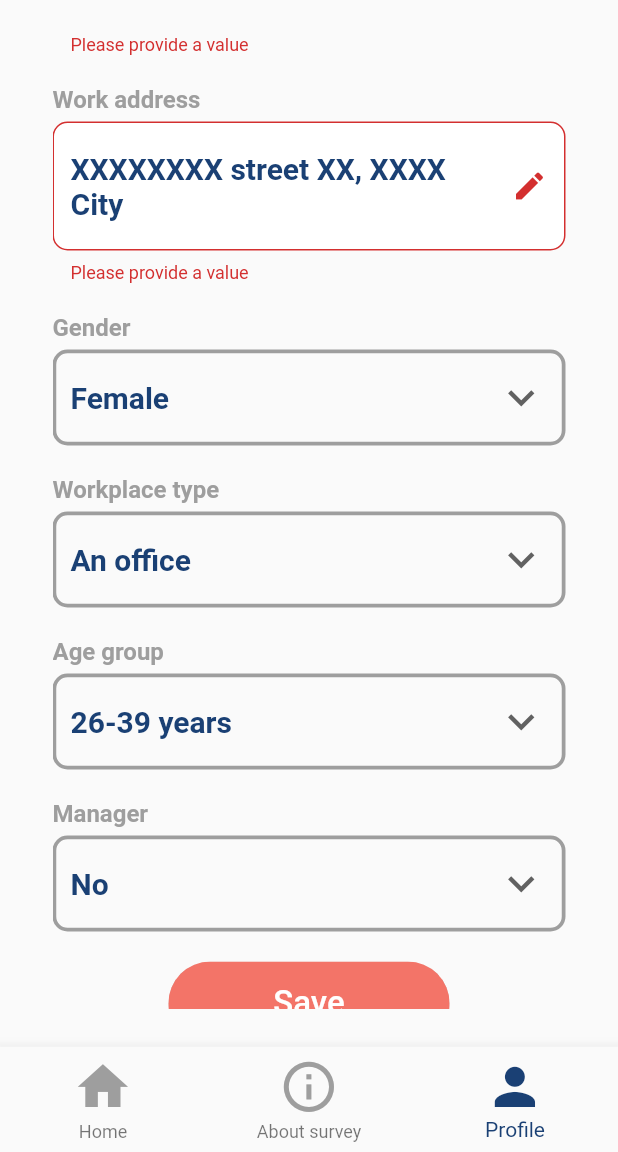
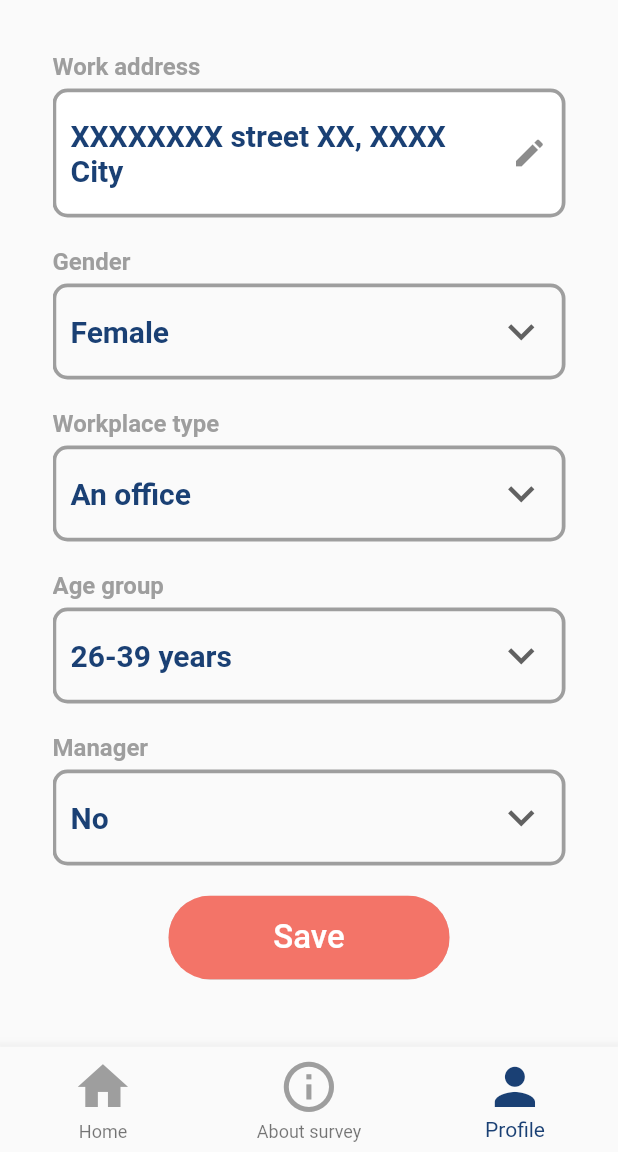
Before and after one commit to slavefreetrade/libertas_people, a Flutter app: the ProfileScreenTab screen opened directly, item 3 of the bottom bar chosen, scrolled down 97 dp, after a tap on "Save", on a phone screen of 412 x 824 dp, the part 84-1236 px from its top. Run offline on Flutter 3.47's test engine with Material 2 defaults, Android fonts, the phone set to English and light mode, and no system bars; Roboto replaces fonts that are missing (WorkSansLight).

Commit message:
Save form withou validate

```diff
--- a/lib/pages/emmanuel_work/widgets/custom_form.dart
+++ b/lib/pages/emmanuel_work/widgets/custom_form.dart
@@ -41,22 +41,29 @@ class _CustomFormState extends State<CustomForm> {
 
   // Function used to valid Form
   _saveForm(){
-    final valid = _form.currentState.validate();
+  /*  final valid = _form.currentState.validate();
     if(valid){
       return;
-    }
+    }*/
     _form.currentState.save();
 
     print("****************** Print current Form Valuer **********************");
 
-    print("Work ID: ${((_workID != null) || !(_workID.isEmpty)) ? _workID : 'Please enter the Work ID'}");
-    print("Work Address: ${_workAddress != null ? _workAddress : 'Please enter your work address'}");
+    print("Work ID: $_workID");
+    print("Work Address: $_workAddress ");
     print("Your Gender: ${_genderStyle}");
     print("Workplace Type: ${_workplaceTypeCurrent}");
     print("Your age group: ${_agegroupcurrent}");
     print("You are manager: ${_managerValuerCurrent}");
   }
 
+  bool isEnabled = true;
+
+  enableButton(){
+    setState(() {
+      isEnabled = true;
+    });
+  }
 
   @override
   Widget build(BuildContext context) {
@@ -84,6 +91,7 @@ class _CustomFormState extends State<CustomForm> {
                     fontWeight: FontWeight.w600,
                     fontSize: 20.0
                   ),
+                  textInputAction: TextInputAction.next,
                   decoration: InputDecoration(
                     suffixIcon: Icon(Icons.edit),
                     hintText: "0000000",
@@ -108,27 +116,24 @@ class _CustomFormState extends State<CustomForm> {
                      borderSide: BorderSide(width: 3.0, color: ColorConstants.orange),
                    ),
                   ),
-                  textInputAction: TextInputAction.next,
                   onFieldSubmitted: (_){
                     FocusScope.of(context).requestFocus(_WorkAdressFocusNode);
                   },
+
                   // ignore: missing_return
-                  validator: (value){
+                /*  validator: (value){
                     if(value.isEmpty){
                       return "Please provide a value";
                     }
                     return null;
-                  },
-                  onChanged: (value){
+                  },*/
+                /*  onChanged: (value){
                     setState(() {
                       _workID = value;
                     });
-                    print(_workID);
-                  },
+                  },*/
                   onSaved: (value){
-                    setState(() {
                       _workID = value;
-                    });
                   },
                 ),
               ],
@@ -152,6 +157,7 @@ class _CustomFormState extends State<CustomForm> {
                       fontWeight: FontWeight.w700,
                       fontSize: 20.0
                   ),
+                  textInputAction: TextInputAction.next,
                   decoration: InputDecoration(
                     suffixIcon: Icon(Icons.edit),
                     hintText: "XXXXXXXX street XX, XXXX City",
@@ -178,27 +184,22 @@ class _CustomFormState extends State<CustomForm> {
                   ),
                   maxLines: 2,
                   keyboardType: TextInputType.multiline,
-                  textInputAction: TextInputAction.next,
                   focusNode: _WorkAdressFocusNode,
                   onFieldSubmitted: (_){
                     FocusScope.of(context).requestFocus(_GenderFocusNode);
                   },
                   onChanged: (value){
-                    setState(() {
                       _workAddress = value;
-                    });
                   },
                   onSaved: (value){
-                    setState(() {
                       _workAddress = value;
-                    });
                   },
-                  validator: (value){
+                /*  validator: (value){
                     if(value.isEmpty){
                       return "Please provide a value";
                     }
                     return null;
-                  },
+                  }, */
                 ),
               ],
             ),
@@ -231,6 +232,9 @@ class _CustomFormState extends State<CustomForm> {
                   }).toList(),
                   onChanged: (newValue){
                     FocusScope.of(context).requestFocus(_workplaceTypeFocusNode);
+                    setState(() {
+                      _genderStyle = newValue;
+                    });
                   },
                   onSaved: (newValue){
                     setState(() {
@@ -300,6 +304,9 @@ class _CustomFormState extends State<CustomForm> {
                   icon: Icon(Icons.keyboard_arrow_down, size: 35.0,),
                   onChanged: (newValue){
                      FocusScope.of(context).requestFocus(_ageGroupFocusNode);
+                     setState(() {
+                       _workplaceTypeCurrent = newValue;
+                     });
                   },
                   onSaved: (value){
                     setState(() {
@@ -351,6 +358,10 @@ class _CustomFormState extends State<CustomForm> {
                   }).toList(),
                   onChanged: (newValue){
                     FocusScope.of(context).requestFocus(_managerFocusNode);
+                   // enableButton();
+                    setState(() {
+                      _agegroupcurrent = newValue;
+                    });
                   },
                   onSaved: (value){
                     setState(() {
@@ -463,9 +474,10 @@ class _CustomFormState extends State<CustomForm> {
                   borderRadius: BorderRadius.circular(40),
                   child: RaisedButton(
                     padding: EdgeInsets.only(top: 15.0, bottom: 15.0, left: 70.0, right: 70.0),
-                    color: ColorConstants.orange,
+                    color: isEnabled ? ColorConstants.orange : Colors.grey,
                     child: Text("Save", style: TextStyle(color: Colors.white, fontSize: 22.0 ),),
-                    onPressed: _saveForm,
+                    onPressed: _saveForm
+
                   ),
                 ),
                 ],
```
Also changed, not shown: lib/pages/emmanuel_work/splash_screen.dart (added, +19 -0 lines).
